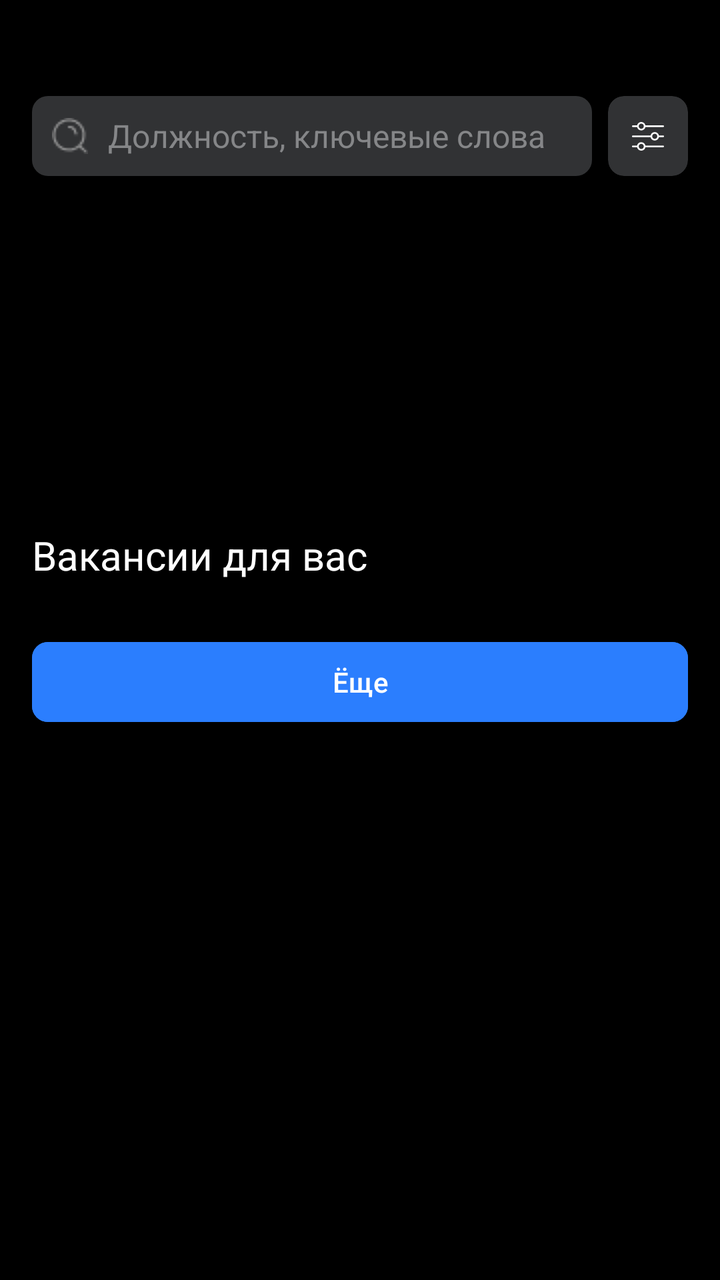
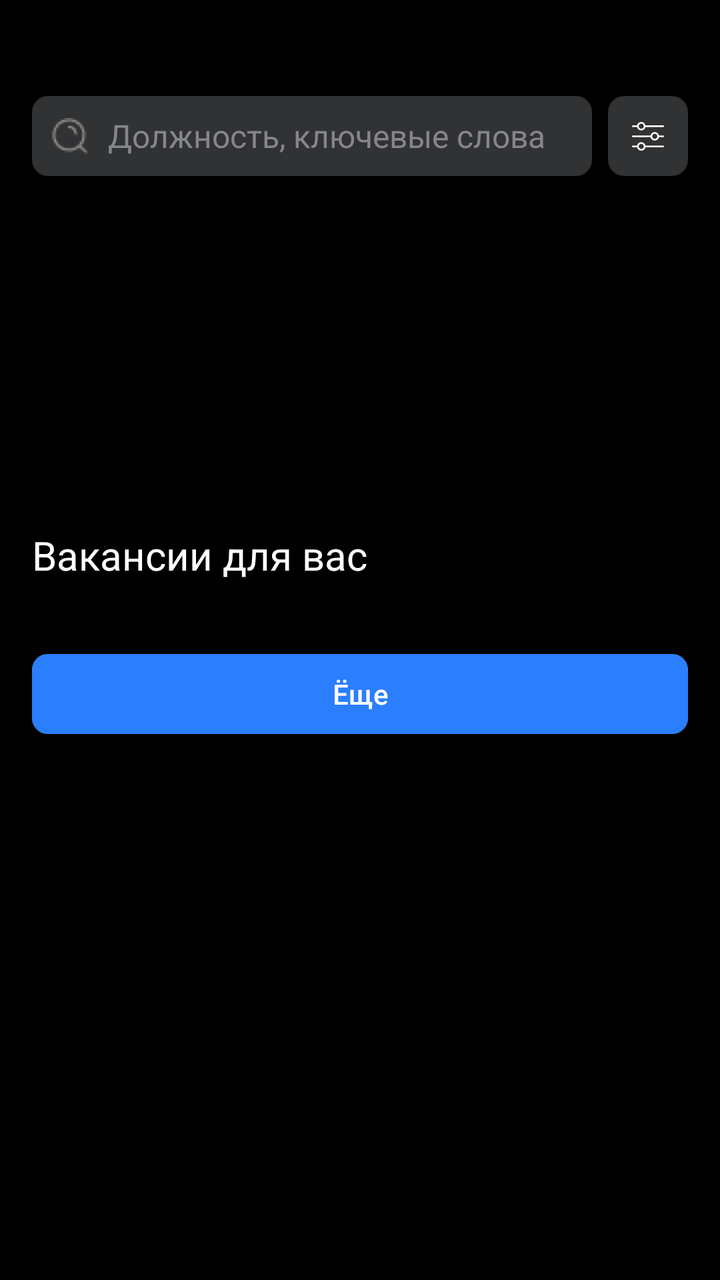

Compare the two renders of this Android layout. The source of the first and the diff that turns it into the second are given below.
<!-- AndroidManifest.xml: application theme Theme.JobSearchApp -->
<!-- res/layout/fragment_main_screen.xml -->
<?xml version="1.0" encoding="utf-8"?>
<androidx.constraintlayout.widget.ConstraintLayout xmlns:android="http://schemas.android.com/apk/res/android"
    xmlns:app="http://schemas.android.com/apk/res-auto"
    xmlns:tools="http://schemas.android.com/tools"
    android:layout_width="match_parent"
    android:layout_height="match_parent"
    android:background="@color/black"
    android:backgroundTint="@color/black"
    tools:context=".presentation.search.MainScreen">

    <androidx.core.widget.NestedScrollView
        android:layout_width="0dp"
        android:layout_height="0dp"
        android:fillViewport="true"
        app:layout_constraintBottom_toBottomOf="parent"
        app:layout_constraintEnd_toEndOf="parent"
        app:layout_constraintStart_toStartOf="parent"
        app:layout_constraintTop_toTopOf="parent">

        <LinearLayout
            android:layout_width="match_parent"
            android:layout_height="wrap_content"
            android:orientation="vertical">

            <androidx.constraintlayout.widget.ConstraintLayout
                android:layout_width="match_parent"
                android:layout_height="wrap_content"
                android:orientation="horizontal">

                <EditText
                    android:id="@+id/edJob"
                    android:layout_width="0dp"
                    android:layout_height="40dp"
                    android:layout_marginStart="16dp"
                    android:layout_marginTop="48dp"
                    android:layout_marginEnd="8dp"
                    android:layout_marginBottom="16dp"
                    android:background="@drawable/radius_edittext"
                    android:backgroundTint="@color/grey2"
                    android:drawableStart="@drawable/search_false1x"
                    android:drawablePadding="10dp"
                    android:ems="10"
                    android:hint="@string/search_hint"
                    android:inputType="text"
                    android:paddingLeft="10dp"
                    android:textColor="@color/grey5"
                    android:textColorHint="@color/grey3"
                    android:textSize="16sp"
                    app:layout_constraintBottom_toBottomOf="parent"
                    app:layout_constraintEnd_toStartOf="@+id/cardView2"
                    app:layout_constraintStart_toStartOf="parent"
                    app:layout_constraintTop_toTopOf="parent" />

                <androidx.cardview.widget.CardView
                    android:id="@+id/cardView2"
                    android:layout_width="40dp"
                    android:layout_height="40dp"
                    android:layout_marginTop="48dp"
                    android:layout_marginEnd="16dp"
                    android:background="@drawable/radius_edittext"
                    android:backgroundTint="@color/grey2"
                    android:clickable="true"
                    app:cardCornerRadius="8dp"
                    app:layout_constraintEnd_toEndOf="parent"
                    app:layout_constraintTop_toTopOf="parent">

                    <ImageView
                        android:id="@+id/imUnon"
                        android:layout_width="28dp"
                        android:layout_height="24dp"
                        android:layout_gravity="center"
                        android:clickable="true"
                        android:src="@drawable/union3x" />
                </androidx.cardview.widget.CardView>

                <ImageView
                    android:id="@+id/imBack"
                    android:layout_width="28dp"
                    android:layout_height="28dp"
                    android:layout_marginStart="20dp"
                    android:layout_marginTop="54dp"
                    android:background="@drawable/radius_edittext"
                    android:src="@drawable/bac3x"
                    app:layout_constraintStart_toStartOf="parent"
                    app:layout_constraintTop_toTopOf="parent"
                    android:visibility="gone"
                    android:clickable="true"/>
            </androidx.constraintlayout.widget.ConstraintLayout>

            <androidx.recyclerview.widget.RecyclerView
                android:id="@+id/rcViewRec"
                android:layout_width="match_parent"
                android:layout_height="120dp"
                android:layout_marginLeft="16dp" />

            <LinearLayout
                android:id="@+id/linearMore"
                android:layout_width="match_parent"
                android:layout_height="wrap_content"
                android:layout_marginBottom="20dp"
                android:orientation="horizontal"
                android:visibility="gone">

                <TextView
                    android:id="@+id/vacanciesNum"
                    android:layout_width="wrap_content"
                    android:layout_height="wrap_content"
                    android:layout_marginLeft="16dp"
                    android:layout_weight="1"
                    android:text=""
                    android:textColor="@color/white" />

                <LinearLayout
                    android:layout_width="wrap_content"
                    android:layout_height="wrap_content"
                    android:layout_weight="0"
                    android:orientation="horizontal">

                    <TextView
                        android:id="@+id/tvFilter"
                        android:layout_width="wrap_content"
                        android:layout_height="wrap_content"
                        android:layout_weight="1"
                        android:text="@string/filter_tv"
                        android:textColor="@color/blue" />

                    <ImageView
                        android:id="@+id/imFilter"
                        android:layout_width="20dp"
                        android:layout_height="20dp"
                        android:layout_gravity="end"
                        android:layout_marginLeft="5dp"
                        android:layout_marginRight="16dp"
                        android:layout_weight="1"
                        android:paddingLeft="-10dp"
                        android:paddingTop="3dp"
                        android:src="@drawable/sort3x" />
                </LinearLayout>

            </LinearLayout>

            <TextView
                android:id="@+id/tvVacanciesFY"
                android:layout_width="wrap_content"
                android:layout_height="wrap_content"
                android:layout_marginLeft="16dp"
                android:layout_marginTop="40dp"
                android:layout_marginBottom="16dp"
                android:text="@string/jobs_for_you"
                android:textColor="@color/white"
                android:textSize="20sp" />

            <androidx.constraintlayout.widget.ConstraintLayout
                android:layout_width="match_parent"
                android:layout_height="wrap_content">

                <androidx.recyclerview.widget.RecyclerView
                    android:id="@+id/rcViewVacancies"
                    android:layout_width="match_parent"
                    android:layout_height="wrap_content"
                    android:paddingBottom="10dp"
                    app:layout_constraintStart_toStartOf="parent"
                    app:layout_constraintTop_toTopOf="parent" />

                <TextView
                    android:id="@+id/tvTemp"
                    android:layout_width="wrap_content"
                    android:layout_height="wrap_content"
                    android:layout_marginStart="76dp"
                    android:layout_marginTop="58dp"
                    android:visibility="invisible"
                    android:text="TextView"
                    android:textColor="@color/white"
                    app:layout_constraintStart_toStartOf="parent"
                    app:layout_constraintTop_toBottomOf="@+id/bMore" />

                <Button
                    android:id="@+id/bMore"
                    android:layout_width="match_parent"
                    android:layout_height="48dp"
                    android:layout_marginStart="16dp"
                    android:layout_marginEnd="16dp"
                    android:backgroundTint="@color/blue"
                    android:text="@string/more"
                    android:textColor="@color/white"
                    app:cornerRadius="8dp"
                    app:layout_constraintEnd_toEndOf="parent"
                    app:layout_constraintStart_toStartOf="parent"
                    app:layout_constraintTop_toBottomOf="@+id/rcViewVacancies" />
            </androidx.constraintlayout.widget.ConstraintLayout>

        </LinearLayout>
    </androidx.core.widget.NestedScrollView>
</androidx.constraintlayout.widget.ConstraintLayout>
<!-- resources referenced by this layout -->
<resources>
  <color name="black">#FF000000</color>
  <color name="blue">#2B7EFE</color>
  <color name="grey2">#313234</color>
  <color name="grey3">#858688</color>
  <color name="grey5">#DBDBDB</color>
  <color name="white">#FFFFFFFF</color>
  <!-- drawable bac3x: png bitmap (drawable, 431 bytes) -->
  <!-- drawable radius_edittext (drawable) -->
  <?xml version="1.0" encoding="utf-8"?>
  <shape xmlns:android="http://schemas.android.com/apk/res/android"
      android:shape="rectangle">
  
      <corners android:radius="8dp"/> 
  
      <solid android:color="#313234"/> 
  
      
  </shape>
  <!-- drawable search_false1x: png bitmap (drawable, 481 bytes) -->
  <!-- drawable sort3x: png bitmap (drawable, 695 bytes) -->
  <!-- drawable union3x: png bitmap (drawable, 806 bytes) -->
  <string name="filter_tv">По соответствию</string>
  <string name="jobs_for_you">Вакансии для вас</string>
  <string name="more">Ёще</string>
  <string name="search_hint">Должность, ключевые слова</string>
  <style name="Theme.JobSearchApp" parent="Base.Theme.JobSearchApp" />
  <style name="Base.Theme.JobSearchApp" parent="Theme.Material3.DayNight.NoActionBar">
          
          
          <item name="colorPrimary">@color/grey2 </item>
  
      </style>
</resources>

<!-- the commit's change to res/layout/fragment_main_screen.xml (unified diff, before → after) -->
@@ -158,7 +158,8 @@
                     android:id="@+id/rcViewVacancies"
                     android:layout_width="match_parent"
                     android:layout_height="wrap_content"
-                    android:paddingBottom="10dp"
+                    android:paddingLeft="16dp"
+                    android:paddingBottom="16dp"
                     app:layout_constraintStart_toStartOf="parent"
                     app:layout_constraintTop_toTopOf="parent" />
 
